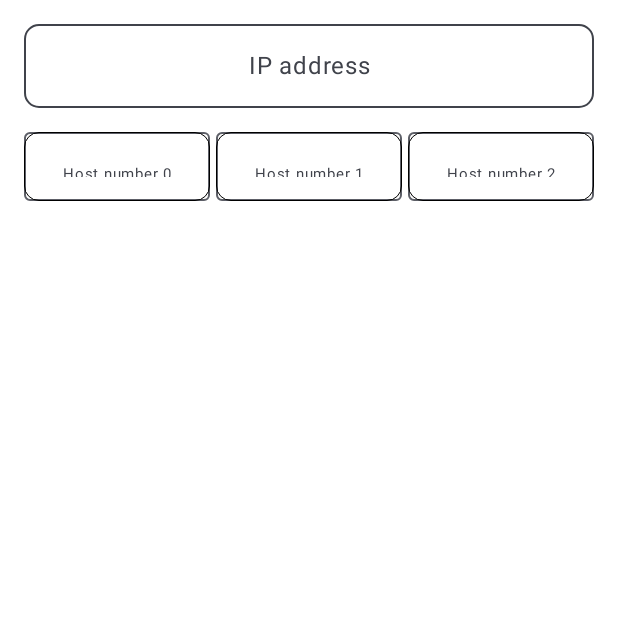
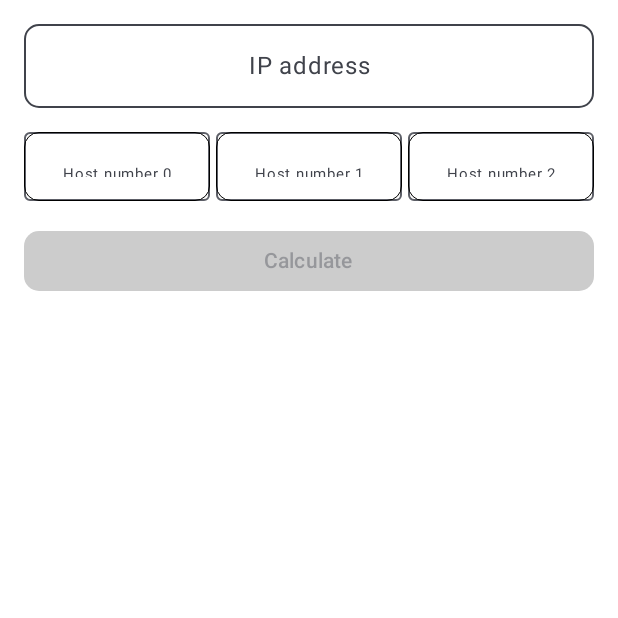
Before and after one commit to ayoubElhoucine/VlsmCalculator, an Android app built with Jetpack Compose: the screen it shows after launch (MainActivity), on a phone screen of 412 x 824 dp, the top half of it. Run offline under Robolectric (Android 15) with nearby library versions, the phone set to English and light mode, and no system bars.

Commit message:
working on vlsm screen ui 50%

```diff
--- a/VlsmCalculator/src/main/java/com/vlsm/vlsmcalculator/ui/components/MyButton.kt
+++ b/VlsmCalculator/src/main/java/com/vlsm/vlsmcalculator/ui/components/MyButton.kt
@@ -2,11 +2,13 @@ package com.vlsm.vlsmcalculator.ui.components
 
 import androidx.compose.foundation.layout.RowScope
 import androidx.compose.foundation.layout.fillMaxWidth
+import androidx.compose.foundation.shape.RoundedCornerShape
 import androidx.compose.material3.Button
 import androidx.compose.material3.ButtonDefaults
 import androidx.compose.runtime.Composable
 import androidx.compose.ui.Modifier
 import androidx.compose.ui.graphics.Color
+import androidx.compose.ui.unit.dp
 
 @Composable
 internal fun MyButton(
@@ -19,6 +21,7 @@ internal fun MyButton(
         modifier = Modifier.fillMaxWidth(),
         onClick = onClick,
         enabled = enabled,
+        shape = RoundedCornerShape(10.dp),
         colors = ButtonDefaults.buttonColors(
             containerColor = color,
             disabledContainerColor = Color.LightGray,
--- a/VlsmCalculator/src/main/java/com/vlsm/vlsmcalculator/ui/vlsmCalculator/VlsmCalculatorScreen.kt
+++ b/VlsmCalculator/src/main/java/com/vlsm/vlsmcalculator/ui/vlsmCalculator/VlsmCalculatorScreen.kt
@@ -25,6 +25,7 @@ import androidx.compose.ui.text.style.TextAlign
 import androidx.compose.ui.tooling.preview.Preview
 import androidx.compose.ui.unit.dp
 import androidx.compose.ui.unit.sp
+import com.vlsm.vlsmcalculator.ui.components.MyButton
 import com.vlsm.vlsmcalculator.ui.components.ScreenLayout
 
 @Composable
@@ -34,7 +35,12 @@ internal fun VlsmCalculatorScreen(
     ScreenLayout {
         IpAddressView(text = state.ipAddress)
         HostNumbersView(data = state.hostNumbers, onValueChanged = state::updateHostNumbers)
-
+        MyButton(
+            onClick = state::calculate,
+            enabled = state.enabled,
+        ) {
+            Text(text = "Calculate")
+        }
     }
 }
 
--- a/VlsmCalculator/src/main/java/com/vlsm/vlsmcalculator/ui/vlsmCalculator/VlsmCalculatorState.kt
+++ b/VlsmCalculator/src/main/java/com/vlsm/vlsmcalculator/ui/vlsmCalculator/VlsmCalculatorState.kt
@@ -27,6 +27,8 @@ internal class VlsmCalculatorState(
     val hostNumbers: SnapshotStateList<Int?>,
 ) {
 
+    val enabled: Boolean get() = ipAddress.value.isNotBlank() && hostNumbers.filterNotNull().isNotEmpty()
+
     fun updateHostNumbers(text: String, index: Int) {
         hostNumbers[index] = text.toIntOrNull()
         hostNumbers.lastOrNull()?.let {
```
